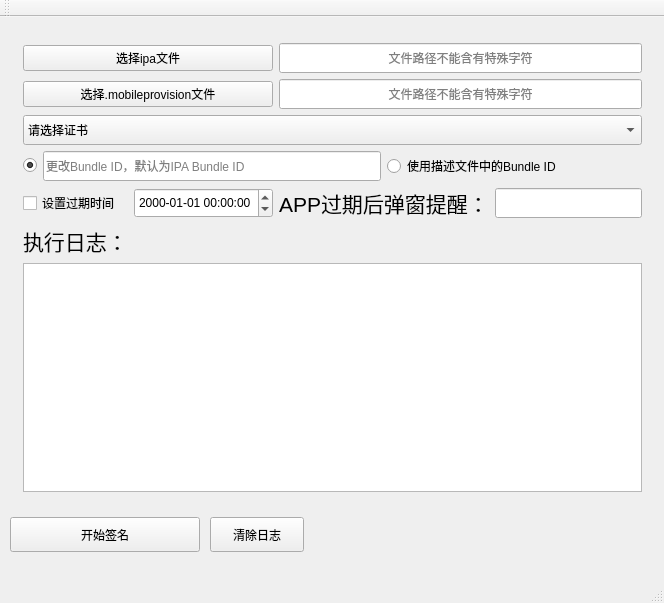
This is mainwindow.ui in XuYang8026/BSign as Qt 5 draws it before an edit. The edited form follows.
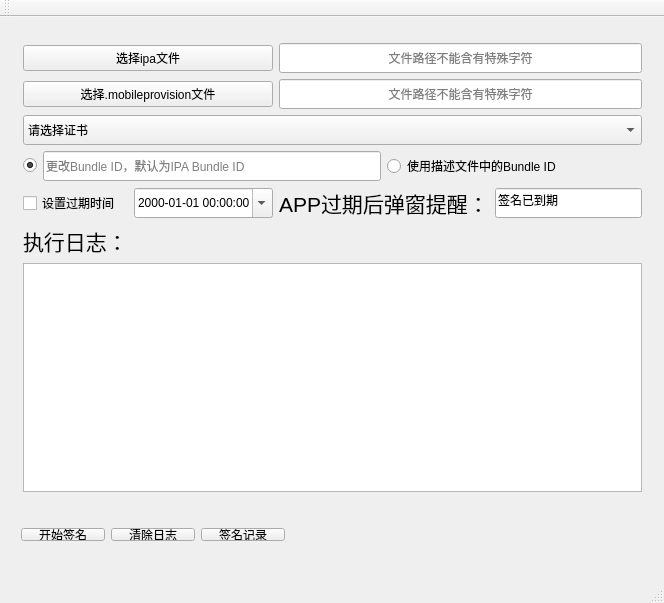
This is the edited form.

Commit message: 新增签名记录页面

```diff
--- a/mainwindow.ui
+++ b/mainwindow.ui
@@ -14,32 +14,6 @@
    <string>MainWindow</string>
   </property>
   <widget class="QWidget" name="centralWidget">
-   <widget class="QPushButton" name="clearLog">
-    <property name="geometry">
-     <rect>
-      <x>210</x>
-      <y>500</y>
-      <width>94</width>
-      <height>35</height>
-     </rect>
-    </property>
-    <property name="text">
-     <string>清除日志</string>
-    </property>
-   </widget>
-   <widget class="QPushButton" name="signButton">
-    <property name="geometry">
-     <rect>
-      <x>10</x>
-      <y>500</y>
-      <width>190</width>
-      <height>35</height>
-     </rect>
-    </property>
-    <property name="text">
-     <string>开始签名</string>
-    </property>
-   </widget>
    <widget class="QWidget" name="layoutWidget">
     <property name="geometry">
      <rect>
@@ -67,6 +41,9 @@
        <property name="displayFormat">
         <string>yyyy-MM-dd hh:mm:ss</string>
        </property>
+       <property name="calendarPopup">
+        <bool>true</bool>
+       </property>
       </widget>
      </item>
      <item row="4" column="0" colspan="2">
@@ -155,6 +132,9 @@
          <height>30</height>
         </size>
        </property>
+       <property name="text">
+        <string>签名已到期</string>
+       </property>
        <property name="readOnly">
         <bool>false</bool>
        </property>
@@ -225,6 +205,39 @@
      </item>
     </layout>
    </widget>
+   <widget class="QWidget" name="">
+    <property name="geometry">
+     <rect>
+      <x>10</x>
+      <y>500</y>
+      <width>286</width>
+      <height>35</height>
+     </rect>
+    </property>
+    <layout class="QHBoxLayout" name="horizontalLayout_2">
+     <item>
+      <widget class="QPushButton" name="signButton">
+       <property name="text">
+        <string>开始签名</string>
+       </property>
+      </widget>
+     </item>
+     <item>
+      <widget class="QPushButton" name="clearLog">
+       <property name="text">
+        <string>清除日志</string>
+       </property>
+      </widget>
+     </item>
+     <item>
+      <widget class="QPushButton" name="sign_record">
+       <property name="text">
+        <string>签名记录</string>
+       </property>
+      </widget>
+     </item>
+    </layout>
+   </widget>
   </widget>
   <widget class="QMenuBar" name="menuBar">
    <property name="geometry">
```
Left out of the diff: 2 changed lines with no effect on the pictures. The commit also changes 8 other files.
